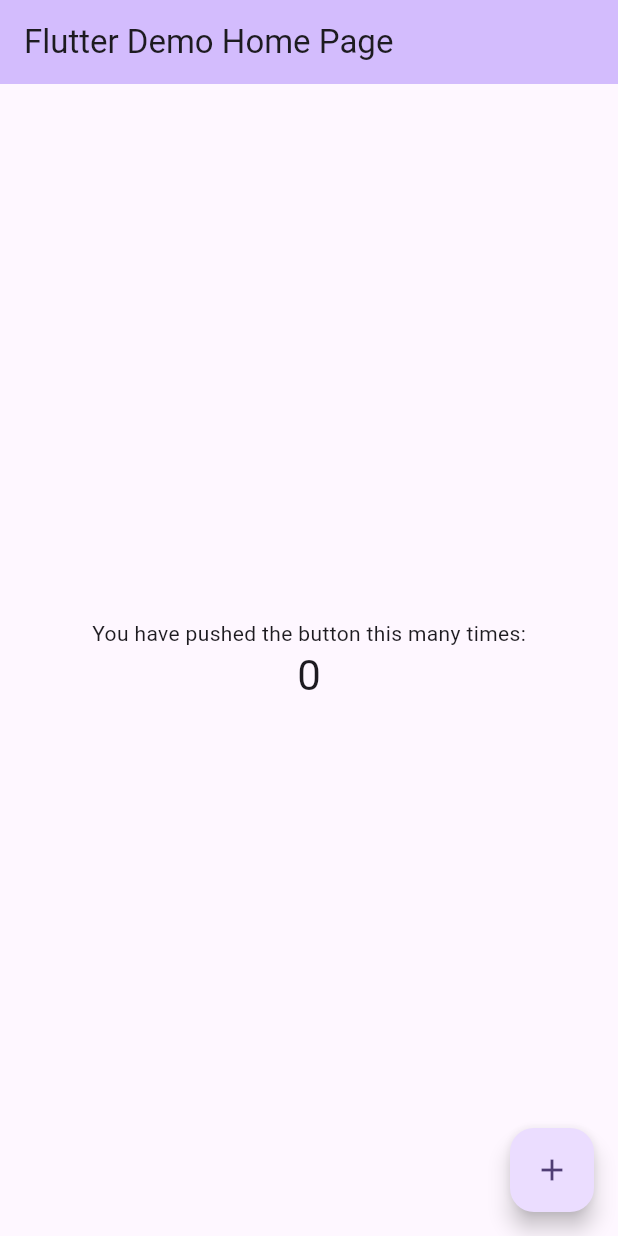
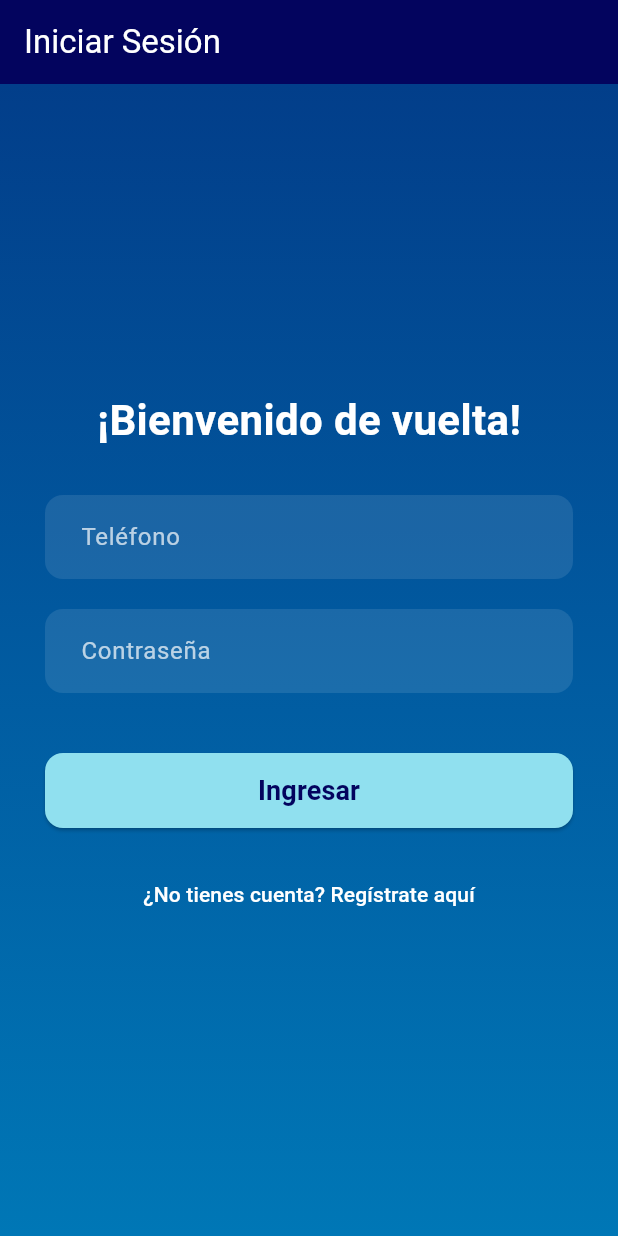
Before and after one commit to Luzdks/HackMTY2025, a Flutter app: the screen it shows after launch, on a phone screen of 412 x 824 dp. Run offline on Flutter 3.47's test engine with Material 3 defaults, Android fonts, the light colour scheme and no system bars.

Commit message:
inicio de sesion interfaz

```diff
--- a/index/lib/main.dart
+++ b/index/lib/main.dart
@@ -1,4 +1,6 @@
 import 'package:flutter/material.dart';
+// 1. Importamos nuestro nuevo archivo para la pantalla de autenticación
+import 'screens/auth_screen.dart';
 
 void main() {
   runApp(const MyApp());
@@ -7,116 +9,21 @@ void main() {
 class MyApp extends StatelessWidget {
   const MyApp({super.key});
 
-  // This widget is the root of your application.
   @override
   Widget build(BuildContext context) {
     return MaterialApp(
-      title: 'Flutter Demo',
+      title: 'Mi App',
       theme: ThemeData(
-        // This is the theme of your application.
-        //
-        // TRY THIS: Try running your application with "flutter run". You'll see
-        // the application has a purple toolbar. Then, without quitting the app,
-        // try changing the seedColor in the colorScheme below to Colors.green
-        // and then invoke "hot reload" (save your changes or press the "hot
-        // reload" button in a Flutter-supported IDE, or press "r" if you used
-        // the command line to start the app).
-        //
-        // Notice that the counter didn't reset back to zero; the application
-        // state is not lost during the reload. To reset the state, use hot
-        // restart instead.
-        //
-        // This works for code too, not just values: Most code changes can be
-        // tested with just a hot reload.
-        colorScheme: ColorScheme.fromSeed(seedColor: Colors.deepPurple),
+        colorScheme: ColorScheme.fromSeed(seedColor: Color.fromRGBO(3, 4, 94, 1.0)),
+        useMaterial3: true,
       ),
-      home: const MyHomePage(title: 'Flutter Demo Home Page'),
+      debugShowCheckedModeBanner: false,
+      // 2. La 'home' sigue siendo 'AuthScreen', pero ahora
+      //    viene del archivo que importamos.
+      home: const AuthScreen(),
     );
   }
 }
 
-class MyHomePage extends StatefulWidget {
-  const MyHomePage({super.key, required this.title});
-
-  // This widget is the home page of your application. It is stateful, meaning
-  // that it has a State object (defined below) that contains fields that affect
-  // how it looks.
-
-  // This class is the configuration for the state. It holds the values (in this
-  // case the title) provided by the parent (in this case the App widget) and
-  // used by the build method of the State. Fields in a Widget subclass are
-  // always marked "final".
-
-  final String title;
-
-  @override
-  State<MyHomePage> createState() => _MyHomePageState();
-}
-
-class _MyHomePageState extends State<MyHomePage> {
-  int _counter = 0;
-
-  void _incrementCounter() {
-    setState(() {
-      // This call to setState tells the Flutter framework that something has
-      // changed in this State, which causes it to rerun the build method below
-      // so that the display can reflect the updated values. If we changed
-      // _counter without calling setState(), then the build method would not be
-      // called again, and so nothing would appear to happen.
-      _counter++;
-    });
-  }
-
-  @override
-  Widget build(BuildContext context) {
-    // This method is rerun every time setState is called, for instance as done
-    // by the _incrementCounter method above.
-    //
-    // The Flutter framework has been optimized to make rerunning build methods
-    // fast, so that you can just rebuild anything that needs updating rather
-    // than having to individually change instances of widgets.
-    return Scaffold(
-      appBar: AppBar(
-        // TRY THIS: Try changing the color here to a specific color (to
-        // Colors.amber, perhaps?) and trigger a hot reload to see the AppBar
-        // change color while the other colors stay the same.
-        backgroundColor: Theme.of(context).colorScheme.inversePrimary,
-        // Here we take the value from the MyHomePage object that was created by
-        // the App.build method, and use it to set our appbar title.
-        title: Text(widget.title),
-      ),
-      body: Center(
-        // Center is a layout widget. It takes a single child and positions it
-        // in the middle of the parent.
-        child: Column(
-          // Column is also a layout widget. It takes a list of children and
-          // arranges them vertically. By default, it sizes itself to fit its
-          // children horizontally, and tries to be as tall as its parent.
-          //
-          // Column has various properties to control how it sizes itself and
-          // how it positions its children. Here we use mainAxisAlignment to
-          // center the children vertically; the main axis here is the vertical
-          // axis because Columns are vertical (the cross axis would be
-          // horizontal).
-          //
-          // TRY THIS: Invoke "debug painting" (choose the "Toggle Debug Paint"
-          // action in the IDE, or press "p" in the console), to see the
-          // wireframe for each widget.
-          mainAxisAlignment: MainAxisAlignment.center,
-          children: <Widget>[
-            const Text('You have pushed the button this many times:'),
-            Text(
-              '$_counter',
-              style: Theme.of(context).textTheme.headlineMedium,
-            ),
-          ],
-        ),
-      ),
-      floatingActionButton: FloatingActionButton(
-        onPressed: _incrementCounter,
-        tooltip: 'Increment',
-        child: const Icon(Icons.add),
-      ), // This trailing comma makes auto-formatting nicer for build methods.
-    );
-  }
-}
+// ¡Y ya está! Todo el código de las pantallas
+// se ha movido a otros archivos.
--- /dev/null
+++ b/index/lib/screens/auth_screen.dart
@@ -0,0 +1,159 @@
+import 'package:flutter/material.dart';
+// Importamos el archivo de la pantalla de inicio para poder navegar a él
+import 'home_screen.dart';
+
+// -------------------------------------------------------------------
+// PANTALLA DE AUTENTICACIÓN (Login / Registro)
+// (Este es el mismo código que tenías antes, pero en su propio archivo)
+// -------------------------------------------------------------------
+
+class AuthScreen extends StatefulWidget {
+  const AuthScreen({super.key});
+
+  @override
+  State<AuthScreen> createState() => _AuthScreenState();
+}
+
+class _AuthScreenState extends State<AuthScreen> {
+  bool _isLoginView = true;
+  final _nameController = TextEditingController();
+  final _phoneController = TextEditingController();
+  final _passwordController = TextEditingController();
+
+  @override
+  void dispose() {
+    _nameController.dispose();
+    _phoneController.dispose();
+    _passwordController.dispose();
+    super.dispose();
+  }
+
+  void _toggleView() {
+    setState(() {
+      _isLoginView = !_isLoginView;
+    });
+  }
+
+  void _submit() {
+    final String userName = _isLoginView ? _phoneController.text : _nameController.text;
+
+    if (_isLoginView) {
+      print('Iniciando sesión con Teléfono: ${_phoneController.text}');
+    } else {
+      print('Registrando con Nombre: ${_nameController.text}');
+    }
+
+    // ¡Navegación!
+    Navigator.pushReplacement(
+      context,
+      MaterialPageRoute(
+        // Le decimos que construya 'HomeScreen'
+        builder: (context) => HomeScreen(userName: userName),
+      ),
+    );
+  }
+
+  @override
+  Widget build(BuildContext context) {
+    return Scaffold(
+      appBar: AppBar(
+        title: Text(_isLoginView ? 'Iniciar Sesión' : 'Crear Cuenta'),
+        backgroundColor: Color.fromRGBO(3, 4, 94, 1.0),
+        foregroundColor: Colors.white,
+      ),
+      body: Container(
+        decoration: BoxDecoration(
+          gradient: LinearGradient(
+            colors: [
+              Color.fromRGBO(2, 62, 138, 1.0),
+              Color.fromRGBO(0, 119, 182, 1.0),
+            ],
+            begin: Alignment.topCenter,
+            end: Alignment.bottomCenter,
+          ),
+        ),
+        child: Center(
+          child: SingleChildScrollView(
+            child: Padding(
+              padding: const EdgeInsets.all(30.0),
+              child: Column(
+                mainAxisAlignment: MainAxisAlignment.center,
+                children: [
+                  Text(
+                    _isLoginView ? '¡Bienvenido de vuelta!' : 'Crea tu cuenta',
+                    style: TextStyle(
+                      fontSize: 28,
+                      fontWeight: FontWeight.bold,
+                      color: Colors.white,
+                    ),
+                  ),
+                  SizedBox(height: 30),
+                  if (!_isLoginView)
+                    TextField(
+                      controller: _nameController,
+                      style: TextStyle(color: Colors.white),
+                      decoration: _buildInputDecoration('Nombre'),
+                    ),
+                  if (!_isLoginView) SizedBox(height: 20),
+                  TextField(
+                    controller: _phoneController,
+                    style: TextStyle(color: Colors.white),
+                    keyboardType: TextInputType.phone,
+                    decoration: _buildInputDecoration('Teléfono'),
+                  ),
+                  SizedBox(height: 20),
+                  TextField(
+                    controller: _passwordController,
+                    style: TextStyle(color: Colors.white),
+                    obscureText: true,
+                    decoration: _buildInputDecoration('Contraseña'),
+                  ),
+                  SizedBox(height: 40),
+                  ElevatedButton(
+                    onPressed: _submit,
+                    style: ElevatedButton.styleFrom(
+                      backgroundColor: Color.fromRGBO(144, 224, 239, 1.0),
+                      foregroundColor: Color.fromRGBO(3, 4, 94, 1.0),
+                      minimumSize: Size(double.infinity, 50),
+                      shape: RoundedRectangleBorder(
+                        borderRadius: BorderRadius.circular(12),
+                      ),
+                    ),
+                    child: Text(
+                      _isLoginView ? 'Ingresar' : 'Registrarme',
+                      style: TextStyle(fontSize: 18, fontWeight: FontWeight.bold),
+                    ),
+                  ),
+                  SizedBox(height: 20),
+                  TextButton(
+                    onPressed: _toggleView,
+                    style: TextButton.styleFrom(foregroundColor: Colors.white),
+                    child: Text(
+                      _isLoginView
+                          ? '¿No tienes cuenta? Regístrate aquí'
+                          : '¿Ya tienes cuenta? Inicia sesión',
+                    ),
+                  )
+                ],
+              ),
+            ),
+          ),
+        ),
+      ),
+    );
+  }
+
+  InputDecoration _buildInputDecoration(String label) {
+    return InputDecoration(
+      hintText: label,
+      hintStyle: TextStyle(color: Colors.white.withOpacity(0.7)),
+      filled: true,
+      fillColor: Colors.white.withOpacity(0.1),
+      border: OutlineInputBorder(
+        borderRadius: BorderRadius.circular(12),
+        borderSide: BorderSide.none,
+      ),
+      contentPadding: EdgeInsets.symmetric(vertical: 16, horizontal: 20),
+    );
+  }
+}
```
Also changed, not shown: index/lib/screens/home_screen.dart (added, +45 -0 lines).
